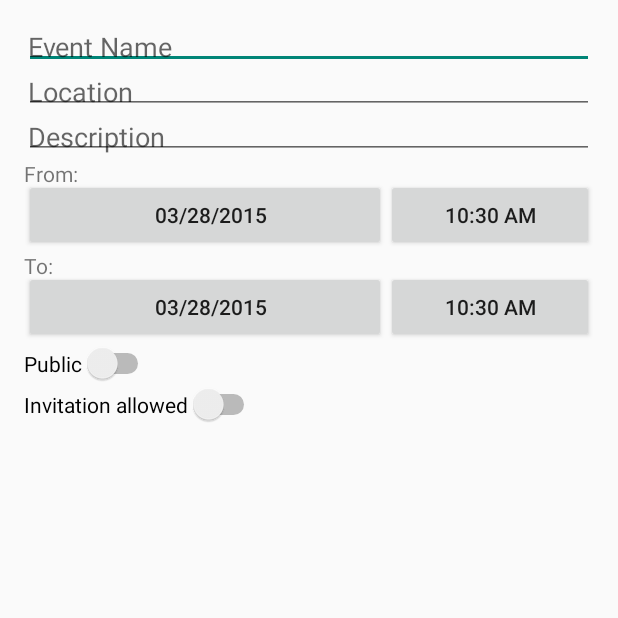
After one commit to Vaibhav-Vyas/AndroidApp_EventsManager, an Android app: the CreateEventActivity screen opened directly, with no data from a screen before it, on a phone screen of 412 x 824 dp, the top half of it. The commit adds this screen. Run offline under Robolectric (Android 15) with nearby library versions, the phone set to English and light mode, and no system bars.

Commit message:
Create event ui

```diff
--- a/code/AndroidEventManager_AStudio/app/src/main/AndroidManifest.xml
+++ b/code/AndroidEventManager_AStudio/app/src/main/AndroidManifest.xml
@@ -16,6 +16,10 @@
                 <category android:name="android.intent.category.LAUNCHER" />
             </intent-filter>
         </activity>
+        <activity
+            android:name=".CreateEventActivity"
+            android:label="@string/title_activity_create_event" >
+        </activity>
     </application>
 
 </manifest>
--- /dev/null
+++ b/code/AndroidEventManager_AStudio/app/src/main/java/com/socialapp/eventmanager/CreateEventActivity.java
@@ -0,0 +1,115 @@
+package com.socialapp.eventmanager;
+
+import android.app.DatePickerDialog;
+import android.app.TimePickerDialog;
+import android.support.v4.app.FragmentActivity;
+import android.os.Bundle;
+import android.view.Menu;
+import android.view.MenuItem;
+import android.view.View;
+import android.widget.Button;
+import android.widget.DatePicker;
+import android.widget.TimePicker;
+import android.widget.Toast;
+
+import java.text.SimpleDateFormat;
+import java.util.Calendar;
+import java.util.Date;
+
+
+public class CreateEventActivity extends FragmentActivity {
+    private Button startDate;
+    private Button endDate;
+    private Button startTime;
+    private Button endTime;
+
+    @Override
+    protected void onCreate(Bundle savedInstanceState) {
+        super.onCreate(savedInstanceState);
+        setContentView(R.layout.activity_create_event);
+
+        startDate = (Button)findViewById(R.id.start_date);
+        endDate = (Button)findViewById(R.id.end_date);
+        startTime = (Button)findViewById(R.id.start_time);
+        endTime = (Button)findViewById(R.id.end_time);
+
+        startDate.setText(new SimpleDateFormat("MM/dd/yyyy").format(Calendar.getInstance().getTime()));
+        endDate.setText(new SimpleDateFormat("MM/dd/yyyy").format(Calendar.getInstance().getTime()));
+
+        startTime.setText(new SimpleDateFormat("hh:mm aa").format(Calendar.getInstance().getTime()));
+        endTime.setText(new SimpleDateFormat("hh:mm aa").format(Calendar.getInstance().getTime()));
+    }
+
+    public void onClick(final View v)
+    {
+        switch (v.getId())
+        {
+            case R.id.start_date:
+            case R.id.end_date:
+            {
+                DatePickerFragment date = new DatePickerFragment();
+                Calendar calender = Calendar.getInstance();
+                Bundle args = new Bundle();
+                args.putInt("year", calender.get(Calendar.YEAR));
+                args.putInt("month", calender.get(Calendar.MONTH));
+                args.putInt("day", calender.get(Calendar.DAY_OF_MONTH));
+                date.setArguments(args);
+                date.setListener(new DatePickerDialog.OnDateSetListener() {
+                    @Override
+                    public void onDateSet(DatePicker view, int year, int monthOfYear, int dayOfMonth) {
+                        Calendar calendar = Calendar.getInstance();
+                        calendar.set(Calendar.YEAR, year);
+                        calendar.set(Calendar.MONTH, monthOfYear);
+                        calendar.set(Calendar.DAY_OF_MONTH, dayOfMonth);
+                        ((Button) v).setText(new SimpleDateFormat("MM/dd/yyyy").format(calendar.getTime()));
+                    }
+                });
+                date.show(getSupportFragmentManager(), "Date Picker");
+            }
+            break;
+
+            case R.id.start_time:
+            case R.id.end_time:
+            {
+                TimePickerFragment date = new TimePickerFragment();
+                Calendar calender = Calendar.getInstance();
+                Bundle args = new Bundle();
+                args.putInt("hourOfDay", calender.get(Calendar.HOUR_OF_DAY));
+                args.putInt("minute", calender.get(Calendar.MINUTE));
+                date.setArguments(args);
+                date.setListener(new TimePickerDialog.OnTimeSetListener(){
+                    @Override
+                    public void onTimeSet(TimePicker view, int hourOfDay, int minute)  {
+                        Calendar calendar = Calendar.getInstance();
+                        calendar.set(Calendar.HOUR_OF_DAY, hourOfDay);
+                        calendar.set(Calendar.MINUTE, minute);
+                        ((Button)v).setText(new SimpleDateFormat("hh:mm aa").format(calendar.getTime()));
+                    }});
+                date.show(getSupportFragmentManager(), "Date Picker");
+            }
+            break;
+        }
+    }
+
+    @Override
+    public boolean onCreateOptionsMenu(Menu menu) {
+        // Inflate the menu; this adds items to the action bar if it is present.
+        getMenuInflater().inflate(R.menu.menu_create_event, menu);
+        return true;
+    }
+
+    @Override
+    public boolean onOptionsItemSelected(MenuItem item) {
+        // Handle action bar item clicks here. The action bar will
+        // automatically handle clicks on the Home/Up button, so long
+        // as you specify a parent activity in AndroidManifest.xml.
+        int id = item.getItemId();
+
+        //noinspection SimplifiableIfStatement
+        if (id == R.id.action_settings) {
+            return true;
+        }
+
+        return super.onOptionsItemSelected(item);
+    }
+}
--- a/code/AndroidEventManager_AStudio/app/src/main/java/com/socialapp/eventmanager/MainActivity.java
+++ b/code/AndroidEventManager_AStudio/app/src/main/java/com/socialapp/eventmanager/MainActivity.java
@@ -1,6 +1,7 @@
 package com.socialapp.eventmanager;
 
 import android.app.Activity;
+import android.content.Intent;
 import android.support.v7.app.ActionBarActivity;
 import android.support.v7.app.ActionBar;
 import android.support.v4.app.Fragment;
@@ -117,6 +118,10 @@ public class MainActivity extends ActionBarActivity
         if (id == R.id.action_settings) {
             return true;
         }
+        else if(id == R.id.action_add)  {
+            Intent intent = new Intent(this, CreateEventActivity.class);
+            startActivity(intent);
+        }
 
         return super.onOptionsItemSelected(item);
     }
--- /dev/null
+++ b/code/AndroidEventManager_AStudio/app/src/main/res/layout/activity_create_event.xml
@@ -0,0 +1,93 @@
+<LinearLayout xmlns:android="http://schemas.android.com/apk/res/android"
+    xmlns:tools="http://schemas.android.com/tools" android:layout_width="match_parent"
+    android:layout_height="match_parent" android:paddingLeft="@dimen/activity_horizontal_margin"
+    android:paddingRight="@dimen/activity_horizontal_margin"
+    android:paddingTop="@dimen/activity_vertical_margin"
+    android:paddingBottom="@dimen/activity_vertical_margin"
+    android:orientation="vertical"
+    tools:context="com.socialapp.eventmanager.CreateEventActivity">
+
+    <EditText
+        android:layout_width="match_parent"
+        android:layout_height="wrap_content"
+        android:padding="4px"
+        android:hint="Event Name"/>
+    <EditText
+        android:layout_width="match_parent"
+        android:layout_height="wrap_content"
+        android:padding="4px"
+        android:hint="Location"/>
+    <EditText
+        android:layout_width="match_parent"
+        android:layout_height="wrap_content"
+        android:padding="4px"
+        android:hint="Description"
+        android:inputType="textMultiLine"/>
+
+    <TextView
+        android:layout_width="wrap_content"
+        android:layout_height="wrap_content"
+        android:text="From:"/>
+    <LinearLayout
+        android:layout_height="wrap_content"
+        android:layout_width="match_parent"
+        android:orientation="horizontal"
+        android:layout_marginTop="-6dip"
+        android:animateLayoutChanges="false">
+        <Button
+            android:id="@+id/start_date"
+            android:layout_width="0px"
+            android:layout_height="wrap_content"
+            android:layout_weight="7"
+            android:paddingRight="4dp"
+            android:layout_marginRight="0dp"
+            android:onClick="onClick"/>
+        <Button
+            android:id="@+id/start_time"
+            android:layout_width="0px"
+            android:layout_height="wrap_content"
+            android:layout_weight="4"
+            android:layout_marginLeft="0dip"
+            android:onClick="onClick"/>
+    </LinearLayout>
+
+    <TextView
+        android:layout_width="wrap_content"
+        android:layout_height="wrap_content"
+        android:text="To:"/>
+    <LinearLayout
+        android:orientation="horizontal"
+        android:layout_height="wrap_content"
+        android:layout_width="match_parent"
+        android:layout_marginTop="-6dip"
+        android:animateLayoutChanges="false">
+        <Button
+            android:id="@+id/end_date"
+            android:layout_width="0px"
+            android:layout_height="wrap_content"
+            android:layout_weight="7"
+            android:paddingRight="4dp"
+            android:layout_marginRight="0dp"
+            android:onClick="onClick"/>
+        <Button
+            android:id="@+id/end_time"
+            android:layout_width="0px"
+            android:layout_height="wrap_content"
+            android:layout_weight="4"
+            android:layout_marginLeft="0dip"
+            android:onClick="onClick"/>
+    </LinearLayout>
+
+    <Switch
+        android:id="@+id/publicPrivate"
+        android:layout_width="wrap_content"
+        android:layout_height="wrap_content"
+        android:text="Public"/>
+
+    <Switch
+        android:id="@+id/invitationAllowed"
+        android:layout_width="wrap_content"
+        android:layout_height="wrap_content"
+        android:text="Invitation allowed"/>
+
+</LinearLayout>
--- /dev/null
+++ b/code/AndroidEventManager_AStudio/app/src/main/res/menu/menu_create_event.xml
@@ -0,0 +1,7 @@
+<menu xmlns:android="http://schemas.android.com/apk/res/android"
+    xmlns:app="http://schemas.android.com/apk/res-auto"
+    xmlns:tools="http://schemas.android.com/tools"
+    tools:context="com.socialapp.eventmanager.CreateEventActivity">
+    <item android:id="@+id/action_settings" android:title="@string/action_settings"
+        android:orderInCategory="100" app:showAsAction="never" />
+</menu>
--- a/code/AndroidEventManager_AStudio/app/src/main/res/values/strings.xml
+++ b/code/AndroidEventManager_AStudio/app/src/main/res/values/strings.xml
@@ -18,4 +18,10 @@
     <string name="action_settings">Settings</string>
     <string name="action_about_us">About Us</string>
     <string name="action_rate_app">Rate App</string>
+    <string name="title_activity_create_event">CreateEventActivity</string>
+
+    <string name="hello_world">Hello world!</string>
+
+<!-- TODO: Remove or change this placeholder text -->
+    <string name="hello_blank_fragment">Hello blank fragment</string>
 </resources>
```
Also changed, not shown: code/AndroidEventManager_AStudio/app/src/main/java/com/socialapp/eventmanager/DatePickerFragment.java (added, +35 -0 lines), code/AndroidEventManager_AStudio/app/src/main/java/com/socialapp/eventmanager/TimePickerFragment.java (added, +33 -0 lines), 2 other files.
